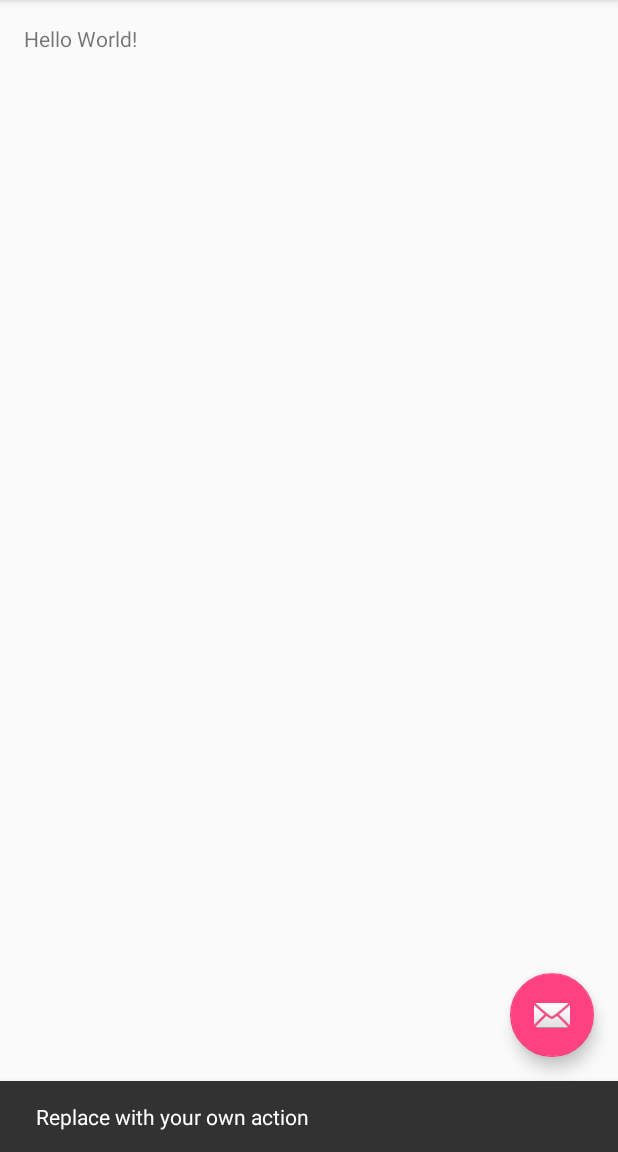
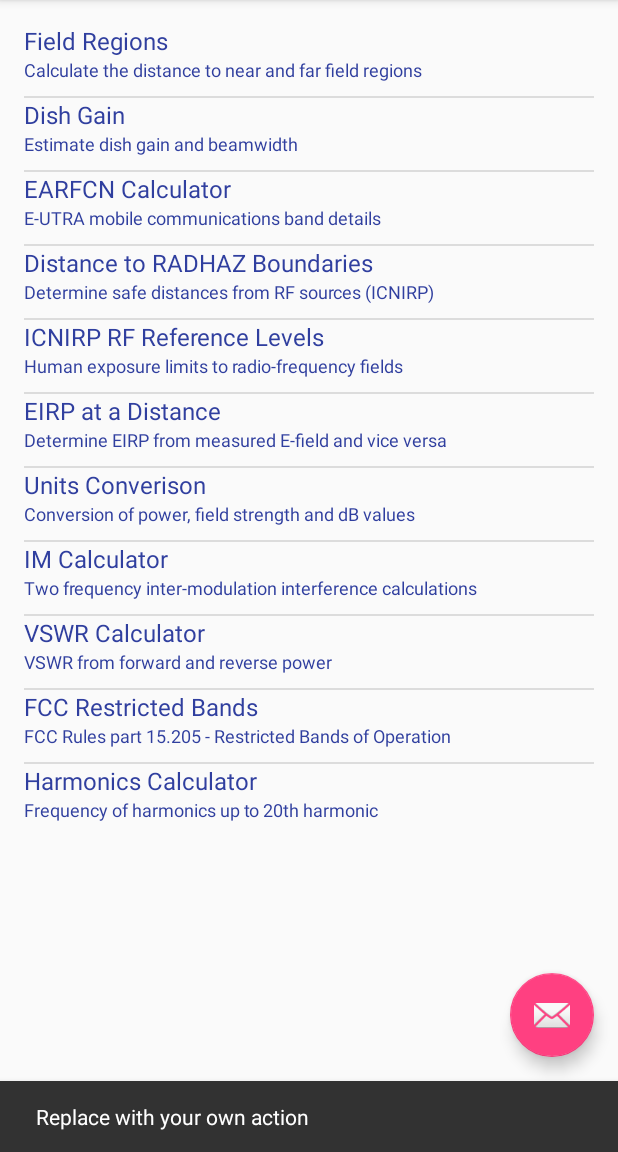
Before and after one commit to PhiTheta/PocketRF, an Android app: the screen it shows after launch (DefaultActivity), after a tap on an icon or button, on a phone screen of 412 x 824 dp, the part 84-1236 px from its top. Run offline under Robolectric (Android 15) with nearby library versions, the phone set to English and light mode, and no system bars.

Commit message:
ListView list populated in DefaultActivity

```diff
--- a/app/src/main/java/au/jazzyjas84/pocketrf/DefaultActivity.java
+++ b/app/src/main/java/au/jazzyjas84/pocketrf/DefaultActivity.java
@@ -8,6 +8,8 @@ import android.support.v7.widget.Toolbar;
 import android.view.View;
 import android.view.Menu;
 import android.view.MenuItem;
+import android.widget.ArrayAdapter;
+import android.widget.ListView;
 
 public class DefaultActivity extends AppCompatActivity {
 
@@ -26,6 +28,7 @@ public class DefaultActivity extends AppCompatActivity {
                         .setAction("Action", null).show();
             }
         });
+        addListItems();
     }
 
     @Override
@@ -49,4 +52,18 @@ public class DefaultActivity extends AppCompatActivity {
 
         return super.onOptionsItemSelected(item);
     }
+
+    /**
+     * Add list items to ListView
+     */
+    private void addListItems(){
+
+        final ListView listView = (ListView)findViewById(R.id.listView);
+        String[] titles = getResources().getStringArray(R.array.list_view_titles);
+        String[] descriptions = getResources().getStringArray(R.array.list_view_descriptions);
+
+        ArrayAdapter<String> adapter = new DefaultArrayAdapter(getApplicationContext(),titles,descriptions);
+        listView.setAdapter(adapter);
+
+      }
 }
--- /dev/null
+++ b/app/src/main/java/au/jazzyjas84/pocketrf/DefaultArrayAdapter.java
@@ -0,0 +1,52 @@
+package au.jazzyjas84.pocketrf;
+
+import android.content.Context;
+import android.view.View;
+import android.view.ViewGroup;
+import android.widget.ArrayAdapter;
+import android.view.LayoutInflater;
+import android.widget.ImageView;
+import android.widget.TextView;
+
+/**
+ * Custom layout adapter for DefaultActivity -> listView
+ */
+public class DefaultArrayAdapter extends ArrayAdapter<String> {
+    private final Context context;
+    private final String[] titles;
+    private final String[] descriptions;
+
+    static class ViewHolder{
+        public TextView title;
+        public TextView description;
+    }
+
+    public DefaultArrayAdapter(Context context, String[] titles, String[] descriptions){
+        super(context,-1,titles);
+        this.context = context;
+        this.titles = titles;
+        this.descriptions = descriptions;
+    }
+
+    @Override
+    public View getView(int position, View convertView, ViewGroup parent) {
+
+        ViewHolder holder;
+        View rowView = convertView;
+        if(rowView == null){
+            LayoutInflater inflater = (LayoutInflater) context.getSystemService(Context.LAYOUT_INFLATER_SERVICE);
+            rowView = inflater.inflate(R.layout.list_view_layout, null);
+            holder = new ViewHolder();
+            holder.title=(TextView)rowView.findViewById(R.id.list_title);
+            holder.description = (TextView)rowView.findViewById(R.id.list_description);
+            rowView.setTag(holder);
+        }else{
+            holder = (ViewHolder)convertView.getTag();
+        }
+
+        holder.title.setText(titles[position]);
+        holder.description.setText(descriptions[position]);
+
+        return rowView;
+    }
+}
--- a/app/src/main/res/layout/content_default.xml
+++ b/app/src/main/res/layout/content_default.xml
@@ -9,6 +9,11 @@
     app:layout_behavior="@string/appbar_scrolling_view_behavior"
     tools:showIn="@layout/activity_default" tools:context=".DefaultActivity">
 
-    <TextView android:text="Hello World!" android:layout_width="wrap_content"
-        android:layout_height="wrap_content" />
+
+    <ListView
+        android:layout_width="wrap_content"
+        android:layout_height="wrap_content"
+        android:id="@+id/listView"
+        android:layout_alignParentTop="true"
+        android:layout_centerHorizontal="true" />
 </RelativeLayout>
--- /dev/null
+++ b/app/src/main/res/layout/list_view_layout.xml
@@ -0,0 +1,32 @@
+<?xml version="1.0" encoding="utf-8"?>
+<TableLayout xmlns:android="http://schemas.android.com/apk/res/android"
+    android:layout_width="match_parent" android:layout_height="match_parent"
+    android:orientation="vertical">
+<TableRow>
+    <TextView
+        android:id="@+id/list_title"
+        android:layout_width="fill_parent"
+        android:layout_height="wrap_content"
+        android:layout_alignParentLeft="true"
+        android:layout_alignParentTop="true"
+        android:gravity="center_vertical"
+        android:text="Example application"
+        android:textSize="16sp"
+        android:textColor="@color/colorPrimaryDark"/>
+
+</TableRow>
+    <TableRow>
+
+    <TextView
+        android:id="@+id/list_description"
+        android:layout_width="fill_parent"
+        android:layout_height="26dip"
+        android:layout_alignParentBottom="true"
+        android:layout_alignParentLeft="true"
+        android:ellipsize="marquee"
+        android:singleLine="true"
+        android:text="Description"
+        android:textSize="12sp"
+        android:textColor="@color/colorPrimaryDark"/>
+    </TableRow>
+    </TableLayout>
--- a/app/src/main/res/values/strings.xml
+++ b/app/src/main/res/values/strings.xml
@@ -1,4 +1,30 @@
 <resources>
     <string name="app_name">Pocket RF</string>
     <string name="action_settings">Settings</string>
+    <string-array name="list_view_titles">
+        <item>Field Regions</item>
+        <item>Dish Gain</item>
+        <item>EARFCN Calculator</item>
+        <item>Distance to RADHAZ Boundaries</item>
+        <item>ICNIRP RF Reference Levels</item>
+        <item>EIRP at a Distance</item>
+        <item>Units Converison</item>
+        <item>IM Calculator</item>
+        <item>VSWR Calculator</item>
+        <item>FCC Restricted Bands</item>
+        <item>Harmonics Calculator</item>
+    </string-array>
+    <string-array name="list_view_descriptions">
+        <item>Calculate the distance to near and far field regions</item>
+        <item>Estimate dish gain and beamwidth</item>
+        <item>E-UTRA mobile communications band details</item>
+        <item>Determine safe distances from RF sources (ICNIRP)</item>
+        <item>Human exposure limits to radio-frequency fields</item>
+        <item>Determine EIRP from measured E-field and vice versa</item>
+        <item>Conversion of power, field strength and dB values</item>
+        <item>Two frequency inter-modulation interference calculations</item>
+        <item>VSWR from forward and reverse power</item>
+        <item>FCC Rules part 15.205 - Restricted Bands of Operation</item>
+        <item>Frequency of harmonics up to 20th harmonic</item>
+    </string-array>
 </resources>
```
